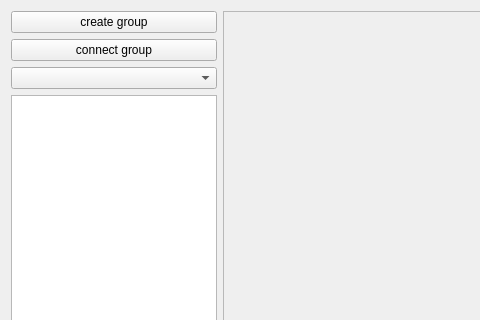
The window that Client/window.ui (IldarS2000/Messenger) describes before a commit, drawn with Qt 5; both pictures show x 0 to 480 and y 0 to 320 of the 750 by 500 pixel window.
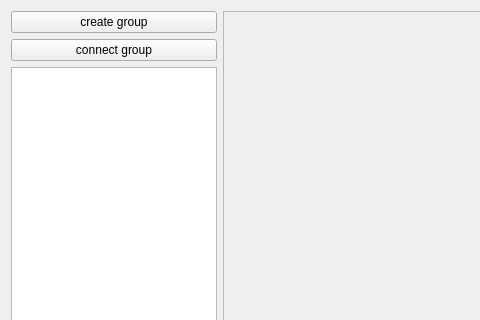
The same window after the commit. Icons and pictures are not drawn.

Patch:
```diff
--- a/Client/window.ui
+++ b/Client/window.ui
@@ -52,18 +52,6 @@
        </property>
       </widget>
      </item>
-     <item>
-      <widget class="QComboBox" name="groups">
-       <property name="cursor">
-        <cursorShape>PointingHandCursor</cursorShape>
-       </property>
-       <property name="styleSheet">
-        <string notr="true">* { 
-  font: bold;
-}</string>
-       </property>
-      </widget>
-     </item>
      <item>
       <widget class="QListWidget" name="users"/>
      </item>
```
